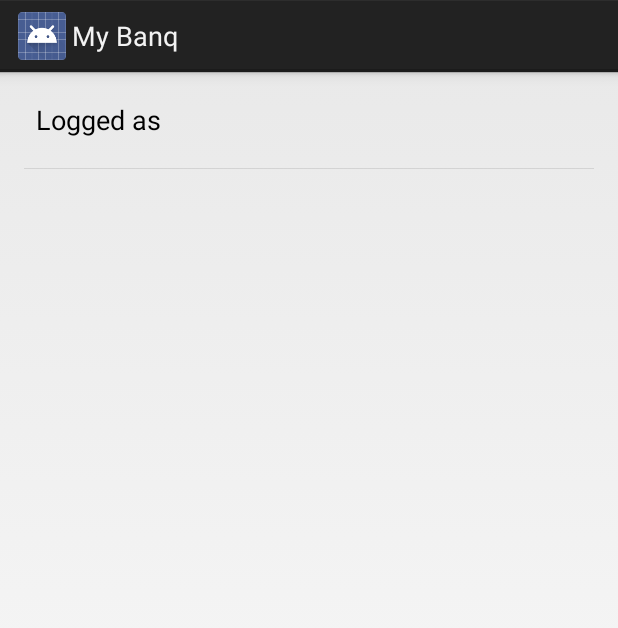
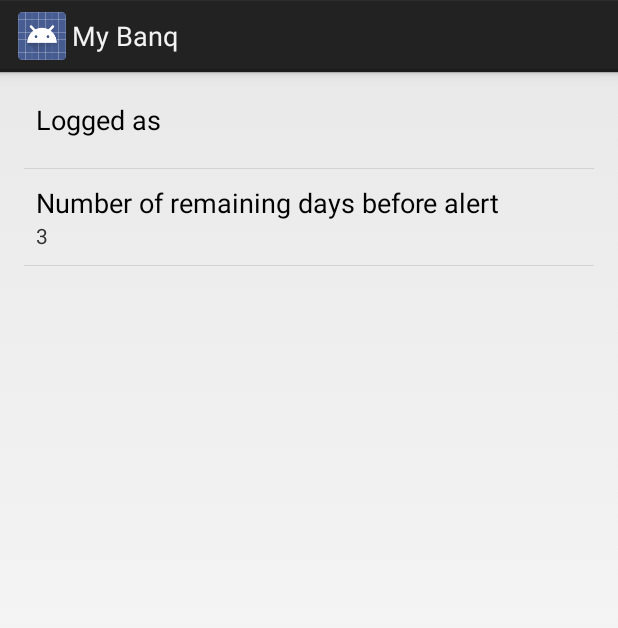
Before and after one commit to anthonydahanne/MyBanq, an Android app: the PreferencesActivity screen opened directly, with no data from a screen before it, on a phone screen of 412 x 824 dp. Shown: the top 628 px of the screen. Run offline under Robolectric (Android 15) with nearby library versions, the phone set to English and light mode, and no system bars.

Commit message:
numberpicker dialog, to choose how many days before the return date we display the reminder

```diff
--- a/BanqNotifications/src/main/java/net/dahanne/banq/notifications/BorrowedItemAdapter.java
+++ b/BanqNotifications/src/main/java/net/dahanne/banq/notifications/BorrowedItemAdapter.java
@@ -21,9 +21,6 @@ import net.dahanne.banq.exceptions.FailedToRenewException;
 import net.dahanne.banq.exceptions.InvalidSessionException;
 import net.dahanne.banq.model.BorrowedItem;
 
-import java.text.DateFormat;
-import java.util.Calendar;
-import java.util.Date;
 import java.util.List;
 import java.util.Set;
 
--- /dev/null
+++ b/BanqNotifications/src/main/java/net/dahanne/banq/notifications/NumberPickerDialogPreference.java
@@ -0,0 +1,220 @@
+package net.dahanne.banq.notifications;
+
+import android.content.Context;
+import android.content.res.TypedArray;
+import android.os.Parcel;
+import android.os.Parcelable;
+import android.preference.DialogPreference;
+import android.util.AttributeSet;
+import android.view.View;
+import android.widget.NumberPicker;
+import android.widget.TextView;
+
+/**
+ * A {@link DialogPreference} that provides a user with the means to select an integer from a {@link NumberPicker}, and persist it.
+ *
+ * @author lukehorvat
+ *
+ */
+public class NumberPickerDialogPreference extends DialogPreference
+{
+    private static final int DEFAULT_MIN_VALUE = 0;
+    private static final int DEFAULT_MAX_VALUE = 100;
+    private static final int DEFAULT_VALUE = 0;
+
+    private int mMinValue;
+    private int mMaxValue;
+    private int mValue;
+    private NumberPicker mNumberPicker;
+
+    public NumberPickerDialogPreference(Context context)
+    {
+        this(context, null);
+    }
+
+    public NumberPickerDialogPreference(Context context, AttributeSet attrs)
+    {
+        super(context, attrs);
+
+        // get attributes specified in XML
+        TypedArray a = context.getTheme().obtainStyledAttributes(attrs, R.styleable.NumberPickerDialogPreference, 0, 0);
+        try
+        {
+            setMinValue(a.getInteger(R.styleable.NumberPickerDialogPreference_min, DEFAULT_MIN_VALUE));
+            setMaxValue(a.getInteger(R.styleable.NumberPickerDialogPreference_android_max, DEFAULT_MAX_VALUE));
+        }
+        finally
+        {
+            a.recycle();
+        }
+
+        // set layout
+        setDialogLayoutResource(R.layout.preference_number_picker_dialog);
+        setPositiveButtonText(android.R.string.ok);
+        setNegativeButtonText(android.R.string.cancel);
+        setDialogIcon(null);
+    }
+
+    @Override
+    protected void onSetInitialValue(boolean restore, Object defaultValue)
+    {
+        setValue(restore ? getPersistedInt(DEFAULT_VALUE) : (Integer) defaultValue);
+    }
+
+    @Override
+    protected Object onGetDefaultValue(TypedArray a, int index)
+    {
+        return a.getInt(index, DEFAULT_VALUE);
+    }
+
+    @Override
+    protected void onBindDialogView(View view)
+    {
+        super.onBindDialogView(view);
+
+        TextView dialogMessageText = (TextView) view.findViewById(R.id.text_dialog_message);
+        dialogMessageText.setText(getDialogMessage());
+
+        mNumberPicker = (NumberPicker) view.findViewById(R.id.number_picker);
+        mNumberPicker.setMinValue(mMinValue);
+        mNumberPicker.setMaxValue(mMaxValue);
+        mNumberPicker.setValue(mValue);
+    }
+
+    public int getMinValue()
+    {
+        return mMinValue;
+    }
+
+    public void setMinValue(int minValue)
+    {
+        mMinValue = minValue;
+        setValue(Math.max(mValue, mMinValue));
+    }
+
+    public int getMaxValue()
+    {
+        return mMaxValue;
+    }
+
+    public void setMaxValue(int maxValue)
+    {
+        mMaxValue = maxValue;
+        setValue(Math.min(mValue, mMaxValue));
+    }
+
+    public int getValue()
+    {
+        return mValue;
+    }
+
+    public void setValue(int value)
+    {
+        value = Math.max(Math.min(value, mMaxValue), mMinValue);
+
+        if (value != mValue)
+        {
+            mValue = value;
+            persistInt(value);
+            notifyChanged();
+        }
+    }
+
+    @Override
+    protected void onDialogClosed(boolean positiveResult)
+    {
+        super.onDialogClosed(positiveResult);
+
+        // when the user selects "OK", persist the new value
+        if (positiveResult)
+        {
+            int numberPickerValue = mNumberPicker.getValue();
+            if (callChangeListener(numberPickerValue))
+            {
+                setValue(numberPickerValue);
+            }
+        }
+    }
+
+    @Override
+    protected Parcelable onSaveInstanceState()
+    {
+        // save the instance state so that it will survive screen orientation changes and other events that may temporarily destroy it
+        final Parcelable superState = super.onSaveInstanceState();
+
+        // set the state's value with the class member that holds current setting value
+        final SavedState myState = new SavedState(superState);
+        myState.minValue = getMinValue();
+        myState.maxValue = getMaxValue();
+        myState.value = getValue();
+
+        return myState;
+    }
+
+    @Override
+    protected void onRestoreInstanceState(Parcelable state)
+    {
+        // check whether we saved the state in onSaveInstanceState()
+        if (state == null || !state.getClass().equals(SavedState.class))
+        {
+            // didn't save the state, so call superclass
+            super.onRestoreInstanceState(state);
+            return;
+        }
+
+        // restore the state
+        SavedState myState = (SavedState) state;
+        setMinValue(myState.minValue);
+        setMaxValue(myState.maxValue);
+        setValue(myState.value);
+
+        super.onRestoreInstanceState(myState.getSuperState());
+    }
+
+    private static class SavedState extends BaseSavedState
+    {
+        int minValue;
+        int maxValue;
+        int value;
+
+        public SavedState(Parcelable superState)
+        {
+            super(superState);
+        }
+
+        public SavedState(Parcel source)
+        {
+            super(source);
+
+            minValue = source.readInt();
+            maxValue = source.readInt();
+            value = source.readInt();
+        }
+
+        @Override
+        public void writeToParcel(Parcel dest, int flags)
+        {
+            super.writeToParcel(dest, flags);
+
+            dest.writeInt(minValue);
+            dest.writeInt(maxValue);
+            dest.writeInt(value);
+        }
+
+        @SuppressWarnings("unused")
+        public static final Parcelable.Creator<SavedState> CREATOR = new Parcelable.Creator<SavedState>()
+        {
+            @Override
+            public SavedState createFromParcel(Parcel in)
+            {
+                return new SavedState(in);
+            }
+
+            @Override
+            public SavedState[] newArray(int size)
+            {
+                return new SavedState[size];
+            }
+        };
+    }
+}
--- a/BanqNotifications/src/main/java/net/dahanne/banq/notifications/PreferenceHelper.java
+++ b/BanqNotifications/src/main/java/net/dahanne/banq/notifications/PreferenceHelper.java
@@ -7,9 +7,12 @@ import android.preference.PreferenceManager;
 public class PreferenceHelper {
 
     public static final String KEY_PREF_LOGIN = "login_key";
+    public static final String KEY_PREF_DAYS_TO_TRIGGER = "days_to_trigger_key";
+
     private static final String KEY_PREF_COOKIES = "cookies_key";
     private static final String KEY_PREF_USERNAME = "username_key";
     private static final String KEY_PREF_PASSWORD = "password_key";
+    private static final int DEFAULT_DAYS_TO_TRIGGER = 3;
 
     /*public static void saveUsername(Context context, String username) {
         getPreferences(context).edit().putString(KEY_PREF_USERNAME, username).commit();
@@ -24,6 +27,12 @@ public class PreferenceHelper {
         getPreferences(context).edit().putString(KEY_PREF_LOGIN, login).commit();
     }
 
+    public static void saveDaysToTrigger(Context context, int daysToTrigger) {
+        getPreferences(context).edit().putInt(KEY_PREF_DAYS_TO_TRIGGER, daysToTrigger).commit();
+    }
+
+
+
     /*@Deprecated
     public static void saveCookies(Context context, Set<String> cookies) {
         getPreferences(context).edit().putStringSet(KEY_PREF_COOKIES, cookies).commit();
@@ -36,6 +45,10 @@ public class PreferenceHelper {
 
     public static String getLogin(Context context) {
         return getPreferences(context).getString(KEY_PREF_LOGIN, "");
+    }
+
+    public static int getDaysToTrigger(Context context) {
+        return getPreferences(context).getInt(KEY_PREF_DAYS_TO_TRIGGER, DEFAULT_DAYS_TO_TRIGGER);
     }
 
     /*public static String getUsername(Context context) {
--- a/BanqNotifications/src/main/java/net/dahanne/banq/notifications/PreferencesActivity.java
+++ b/BanqNotifications/src/main/java/net/dahanne/banq/notifications/PreferencesActivity.java
@@ -27,6 +27,7 @@ public class PreferencesActivity extends PreferenceActivity implements OnSharedP
         super.onCreate(savedInstanceState);
         addPreferencesFromResource(R.xml.prefs);
         updateSummary(PreferenceHelper.KEY_PREF_LOGIN);
+        updateSummary(PreferenceHelper.KEY_PREF_DAYS_TO_TRIGGER);
         getPreferenceManager().getSharedPreferences().registerOnSharedPreferenceChangeListener(this);
         findPreference(PreferenceHelper.KEY_PREF_LOGIN).setOnPreferenceClickListener(onclickListsner);
     }
@@ -42,10 +43,14 @@ public class PreferencesActivity extends PreferenceActivity implements OnSharedP
 
     @SuppressWarnings("deprecation")
     private void updateSummary(String key) {
-        String value = "";
+
         if (PreferenceHelper.KEY_PREF_LOGIN.equals(key)) {
-            value = PreferenceHelper.getLogin(this);
-            getPreferenceManager().findPreference(key).setSummary(value);
+            String loginValue = PreferenceHelper.getLogin(this);
+            getPreferenceManager().findPreference(key).setSummary(loginValue);
+        }
+        if (PreferenceHelper.KEY_PREF_DAYS_TO_TRIGGER.equals(key)) {
+            int daysToTriggerValue = PreferenceHelper.getDaysToTrigger(this);
+            getPreferenceManager().findPreference(key).setSummary(Integer.toString(daysToTriggerValue));
         }
     }
 }
--- a/BanqNotifications/src/main/java/net/dahanne/banq/notifications/SyncAdapter.java
+++ b/BanqNotifications/src/main/java/net/dahanne/banq/notifications/SyncAdapter.java
@@ -57,6 +57,7 @@ public class SyncAdapter extends AbstractThreadedSyncAdapter {
             BanqClient bc = new BanqClient();
             Details details = getDetails(cookies, bc);
             for (BorrowedItem borrowedItem : details.getBorrowedItems()) {
+                borrowedItem.getToBeReturnedBefore();
                 NotificationHelper.launchNotification(mContext, borrowedItem);
             }
         } catch (IOException e) {
--- a/BanqNotifications/src/main/res/values/strings.xml
+++ b/BanqNotifications/src/main/res/values/strings.xml
@@ -17,5 +17,8 @@
     <string name="invalid_session">The session is invalid, please try to re enter your credentials</string>
     <string name="renewal_successful">Your borrowed item was renewed with success !</string>
     <string name="daysRemaining">%s days remaining</string>
+    <string name="daysToTrigger">Number of remaining days before alert</string>
+    <string name="daysToTriggerDialog">Choose the remaining number of days before you get an alert
+    </string>
 
 </resources>
--- a/BanqNotifications/src/main/res/xml/prefs.xml
+++ b/BanqNotifications/src/main/res/xml/prefs.xml
@@ -1,8 +1,24 @@
 <?xml version="1.0" encoding="utf-8"?>
-<PreferenceScreen xmlns:android="http://schemas.android.com/apk/res/android">
+<PreferenceScreen xmlns:android="http://schemas.android.com/apk/res/android"
+                  xmlns:custom="http://schemas.android.com/apk/res-auto">
 
     <Preference
             android:title="@string/loggedAs"
             android:key="login_key"/>
 
+    <net.dahanne.banq.notifications.NumberPickerDialogPreference
+            android:defaultValue="3"
+            android:dialogMessage="@string/daysToTriggerDialog"
+            android:max="20"
+            android:title="@string/daysToTrigger"
+            android:key="days_to_trigger_key"
+            custom:min="1" />
+
+    <!--<NumberPicker-->
+            <!--android:title="@string/daysToTrigger"-->
+            <!--android:key="days_to_trigger_key"-->
+            <!--android:numeric="integer"-->
+            <!--android:maxLength="2"-->
+            <!--android:defaultValue="3"-->
+            <!--/>-->
 </PreferenceScreen>
```
Also changed, not shown: BanqNotifications/src/main/res/layout/preference_number_picker_dialog.xml (added, +23 -0 lines), BanqNotifications/src/main/res/values/attrs.xml (added, +9 -0 lines), 1 other file.
